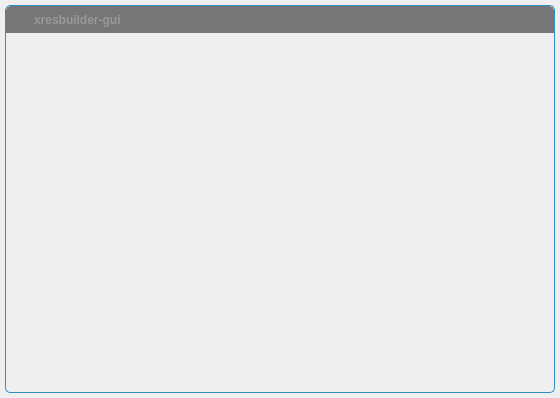
This is src/kr/app/gui/framelesswindow/framelesswindow.ui in blackkaiserxjc/xresbuilder as Qt 5 draws it before an edit. The edited form follows.
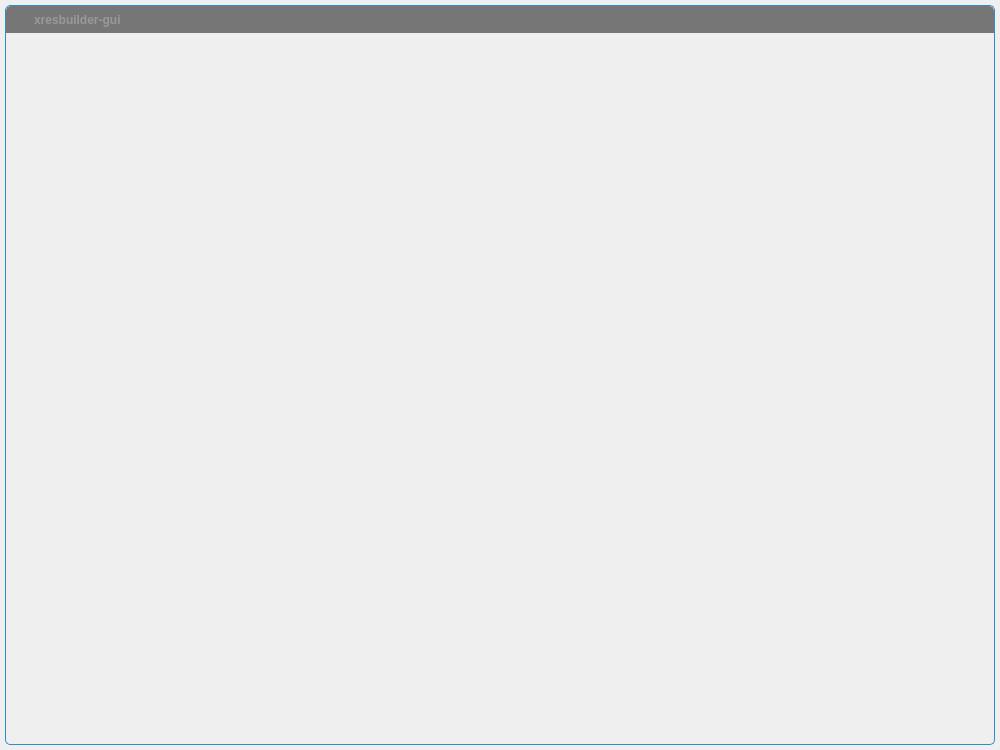
This is the edited form. Icons and pictures are not drawn. Custom widgets are drawn as their Qt base class.

Patch:
```diff
--- a/src/kr/app/gui/framelesswindow/framelesswindow.ui
+++ b/src/kr/app/gui/framelesswindow/framelesswindow.ui
@@ -6,8 +6,8 @@
    <rect>
     <x>0</x>
     <y>0</y>
-    <width>560</width>
-    <height>398</height>
+    <width>1000</width>
+    <height>750</height>
    </rect>
   </property>
   <property name="windowTitle">
```
